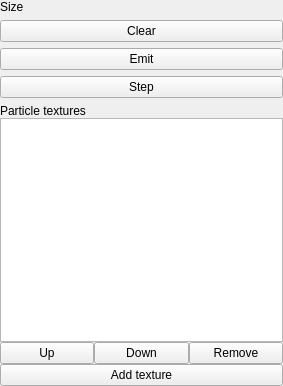
The window that applications/ParticlesEditor/src/SceneTab/ParticleFieldWidget.ui (AluminiumRat/mtt) describes before a commit, drawn with Qt 5.
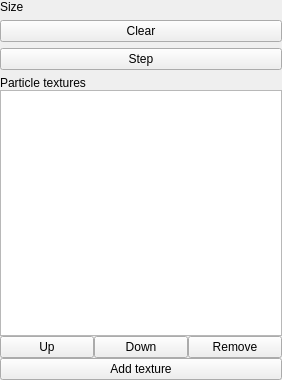
The same window after the commit.

```diff
--- a/applications/ParticlesEditor/src/SceneTab/ParticleFieldWidget.ui
+++ b/applications/ParticlesEditor/src/SceneTab/ParticleFieldWidget.ui
@@ -6,8 +6,8 @@
    <rect>
     <x>0</x>
     <y>0</y>
-    <width>283</width>
-    <height>386</height>
+    <width>282</width>
+    <height>380</height>
    </rect>
   </property>
   <property name="windowTitle">
@@ -56,13 +56,6 @@
      </property>
     </widget>
    </item>
-   <item>
-    <widget class="QPushButton" name="emitButton">
-     <property name="text">
-      <string>Emit</string>
-     </property>
-    </widget>
-   </item>
    <item>
     <widget class="QPushButton" name="stepButton">
      <property name="text">
```
